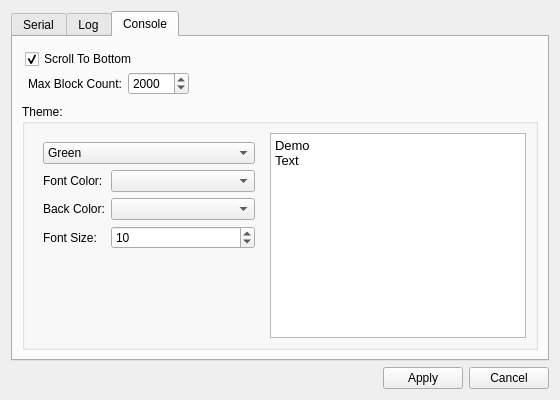
Qt form src/settingsdialog.ui (coolshou/qterminal) before a commit.
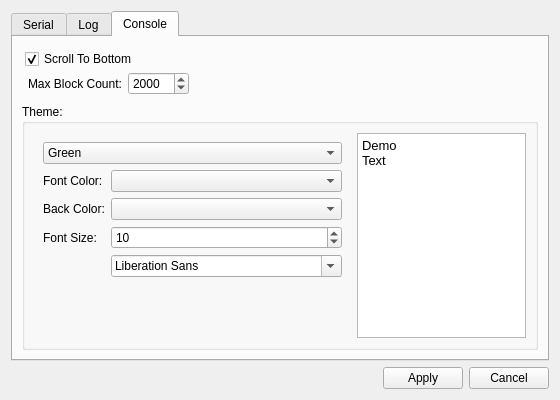
The same form after that commit. Icons and pictures are not drawn.

Commit message: add default font size

```diff
--- a/src/settingsdialog.ui
+++ b/src/settingsdialog.ui
@@ -421,12 +421,20 @@
             <property name="font">
              <font>
               <pointsize>10</pointsize>
+              <weight>50</weight>
+              <bold>false</bold>
              </font>
             </property>
             <property name="plainText">
              <string>Demo
 Text</string>
             </property>
+            <property name="textInteractionFlags">
+             <set>Qt::TextEditorInteraction</set>
+            </property>
+            <property name="backgroundVisible">
+             <bool>false</bool>
+            </property>
            </widget>
           </item>
           <item row="0" column="0" rowspan="3">
@@ -478,6 +486,9 @@
                </property>
               </widget>
              </item>
+             <item row="5" column="1">
+              <widget class="QFontComboBox" name="fontComboBox"/>
+             </item>
             </layout>
            </widget>
           </item>
```
The commit also changes 2 other files.
